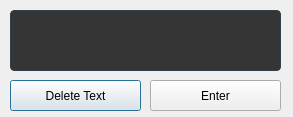
The window that interfaces/fr2.ui (PotatoJedi/FaceSwitch2) describes before a commit, drawn with Qt 5.
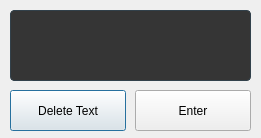
The same window after the commit.

Commit message: Changed layout, added icon to keybinder window

```diff
--- a/interfaces/fr2.ui
+++ b/interfaces/fr2.ui
@@ -6,8 +6,8 @@
    <rect>
     <x>0</x>
     <y>0</y>
-    <width>293</width>
-    <height>117</height>
+    <width>261</width>
+    <height>138</height>
    </rect>
   </property>
   <property name="focusPolicy">
@@ -21,10 +21,15 @@
     <rect>
      <x>10</x>
      <y>10</y>
-     <width>271</width>
-     <height>61</height>
+     <width>241</width>
+     <height>71</height>
     </rect>
    </property>
+   <property name="font">
+    <font>
+     <pointsize>15</pointsize>
+    </font>
+   </property>
    <property name="styleSheet">
     <string notr="true">QPlainTextEdit {
   background-color: #353535;
@@ -55,9 +60,9 @@
    <property name="geometry">
     <rect>
      <x>10</x>
-     <y>80</y>
-     <width>131</width>
-     <height>31</height>
+     <y>90</y>
+     <width>116</width>
+     <height>41</height>
     </rect>
    </property>
    <property name="text">
@@ -67,10 +72,10 @@
   <widget class="QPushButton" name="btnEnter">
    <property name="geometry">
     <rect>
-     <x>150</x>
-     <y>80</y>
-     <width>131</width>
-     <height>31</height>
+     <x>135</x>
+     <y>90</y>
+     <width>116</width>
+     <height>41</height>
     </rect>
    </property>
    <property name="text">
```
The commit also changes 3 other files.
